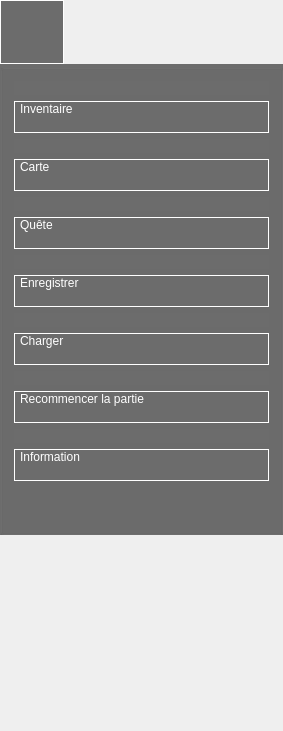
GuillaumeHuguerre/POOGROUPE, file Projet Poo Master/ImageCliquable/QLafayetteMenu.ui: the form before one commit.
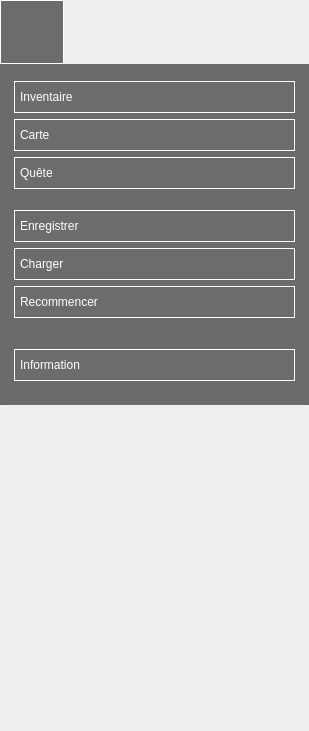
The form after the commit. Icons and pictures are not drawn.

Diff of the .ui file:
```diff
--- a/Projet Poo Master/ImageCliquable/QLafayetteMenu.ui
+++ b/Projet Poo Master/ImageCliquable/QLafayetteMenu.ui
@@ -6,7 +6,7 @@
    <rect>
     <x>0</x>
     <y>0</y>
-    <width>283</width>
+    <width>309</width>
     <height>731</height>
    </rect>
   </property>
@@ -16,7 +16,7 @@
   <property name="styleSheet">
    <string notr="true">QPushButton {
 	background-color : transparent;
-	text-align :top, left;
+	text-align : left;
 	border : 1px solid white;
 	padding-left :5px;
 	color: white;
@@ -117,19 +117,6 @@
       <bool>false</bool>
      </property>
      <layout class="QVBoxLayout" name="verticalLayout_2">
-      <item>
-       <widget class="QLabel" name="label_3">
-        <property name="text">
-         <string/>
-        </property>
-        <property name="pixmap">
-         <pixmap>../../../../../../kevch/Desktop/images poo/_Inventaire1.jpg</pixmap>
-        </property>
-        <property name="scaledContents">
-         <bool>true</bool>
-        </property>
-       </widget>
-      </item>
       <item>
        <widget class="QPushButton" name="pushButton_8">
         <property name="minimumSize">
@@ -141,24 +128,15 @@
         <property name="text">
          <string>Inventaire </string>
         </property>
-       </widget>
-      </item>
-      <item>
-       <widget class="QLabel" name="carte">
-        <property name="text">
-         <string/>
+        <property name="icon">
+         <iconset>
+          <normaloff>../../../images poo/_Inventaire1.jpg</normaloff>../../../images poo/_Inventaire1.jpg</iconset>
         </property>
-        <property name="pixmap">
-         <pixmap>../../../../../../kevch/Desktop/images poo/_Carte.png</pixmap>
-        </property>
-        <property name="scaledContents">
-         <bool>true</bool>
-        </property>
-        <property name="wordWrap">
-         <bool>false</bool>
-        </property>
-        <property name="openExternalLinks">
-         <bool>false</bool>
+        <property name="iconSize">
+         <size>
+          <width>25</width>
+          <height>25</height>
+         </size>
         </property>
        </widget>
       </item>
@@ -173,18 +151,15 @@
         <property name="text">
          <string>Carte </string>
         </property>
-       </widget>
-      </item>
-      <item>
-       <widget class="QLabel" name="quete">
-        <property name="text">
-         <string/>
+        <property name="icon">
+         <iconset>
+          <normaloff>../../../images poo/_Carte.png</normaloff>../../../images poo/_Carte.png</iconset>
         </property>
-        <property name="pixmap">
-         <pixmap>../../../../../../kevch/Desktop/images poo/_Loupe.png</pixmap>
-        </property>
-        <property name="scaledContents">
-         <bool>true</bool>
+        <property name="iconSize">
+         <size>
+          <width>25</width>
+          <height>25</height>
+         </size>
         </property>
        </widget>
       </item>
@@ -199,20 +174,33 @@
         <property name="text">
          <string>Quête</string>
         </property>
+        <property name="icon">
+         <iconset>
+          <normaloff>../../../images poo/_Loupe.png</normaloff>../../../images poo/_Loupe.png</iconset>
+        </property>
+        <property name="iconSize">
+         <size>
+          <width>25</width>
+          <height>25</height>
+         </size>
+        </property>
        </widget>
       </item>
       <item>
-       <widget class="QLabel" name="enregistrer">
-        <property name="text">
-         <string/>
+       <spacer name="verticalSpacer_4">
+        <property name="orientation">
+         <enum>Qt::Vertical</enum>
         </property>
-        <property name="pixmap">
-         <pixmap>../../../../../../kevch/Desktop/images poo/_Enregistrer.png</pixmap>
+        <property name="sizeType">
+         <enum>QSizePolicy::Fixed</enum>
         </property>
-        <property name="scaledContents">
-         <bool>true</bool>
+        <property name="sizeHint" stdset="0">
+         <size>
+          <width>20</width>
+          <height>15</height>
+         </size>
         </property>
-       </widget>
+       </spacer>
       </item>
       <item>
        <widget class="QPushButton" name="pushButton_11">
@@ -225,18 +213,15 @@
         <property name="text">
          <string>Enregistrer </string>
         </property>
-       </widget>
-      </item>
-      <item>
-       <widget class="QLabel" name="label_2">
-        <property name="text">
-         <string/>
+        <property name="icon">
+         <iconset>
+          <normaloff>../../../images poo/_Enregistrer.png</normaloff>../../../images poo/_Enregistrer.png</iconset>
         </property>
-        <property name="pixmap">
-         <pixmap>../../../../../../kevch/Desktop/images poo/_Upload.png</pixmap>
-        </property>
-        <property name="scaledContents">
-         <bool>true</bool>
+        <property name="iconSize">
+         <size>
+          <width>25</width>
+          <height>25</height>
+         </size>
         </property>
        </widget>
       </item>
@@ -251,18 +236,15 @@
         <property name="text">
          <string>Charger</string>
         </property>
-       </widget>
-      </item>
-      <item>
-       <widget class="QLabel" name="label">
-        <property name="text">
-         <string/>
+        <property name="icon">
+         <iconset>
+          <normaloff>../../../images poo/_Upload.png</normaloff>../../../images poo/_Upload.png</iconset>
         </property>
-        <property name="pixmap">
-         <pixmap>../../../../../../kevch/Desktop/images poo/_Retour.png</pixmap>
-        </property>
-        <property name="scaledContents">
-         <bool>true</bool>
+        <property name="iconSize">
+         <size>
+          <width>25</width>
+          <height>25</height>
+         </size>
         </property>
        </widget>
       </item>
@@ -278,7 +260,17 @@
          <bool>true</bool>
         </property>
         <property name="text">
-         <string>Recommencer la partie</string>
+         <string>Recommencer </string>
+        </property>
+        <property name="icon">
+         <iconset>
+          <normaloff>../../../images poo/_Retour.png</normaloff>../../../images poo/_Retour.png</iconset>
+        </property>
+        <property name="iconSize">
+         <size>
+          <width>25</width>
+          <height>25</height>
+         </size>
         </property>
         <property name="autoDefault">
          <bool>false</bool>
@@ -292,17 +284,17 @@
        </widget>
       </item>
       <item>
-       <widget class="QLabel" name="information">
-        <property name="text">
-         <string/>
+       <spacer name="verticalSpacer_3">
+        <property name="orientation">
+         <enum>Qt::Vertical</enum>
         </property>
-        <property name="pixmap">
-         <pixmap>../../../../../../kevch/Desktop/images poo/_Informations.png</pixmap>
+        <property name="sizeHint" stdset="0">
+         <size>
+          <width>20</width>
+          <height>25</height>
+         </size>
         </property>
-        <property name="scaledContents">
-         <bool>true</bool>
-        </property>
-       </widget>
+       </spacer>
       </item>
       <item>
        <widget class="QPushButton" name="pushButton_14">
@@ -315,6 +307,16 @@
         <property name="text">
          <string>Information</string>
         </property>
+        <property name="icon">
+         <iconset>
+          <normaloff>../../../images poo/_Informations.png</normaloff>../../../images poo/_Informations.png</iconset>
+        </property>
+        <property name="iconSize">
+         <size>
+          <width>25</width>
+          <height>25</height>
+         </size>
+        </property>
        </widget>
       </item>
       <item>
@@ -325,7 +327,7 @@
         <property name="sizeHint" stdset="0">
          <size>
           <width>20</width>
-          <height>40</height>
+          <height>10</height>
          </size>
         </property>
        </spacer>
```
Left out of the diff: 43 changed lines with no effect on the pictures.
